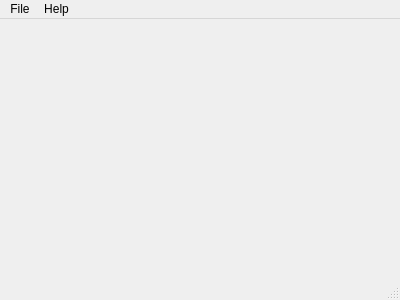
Above: wq_window.ui from vialrogo/Weight-Queue-Validator before the change. Below: the same form after it.
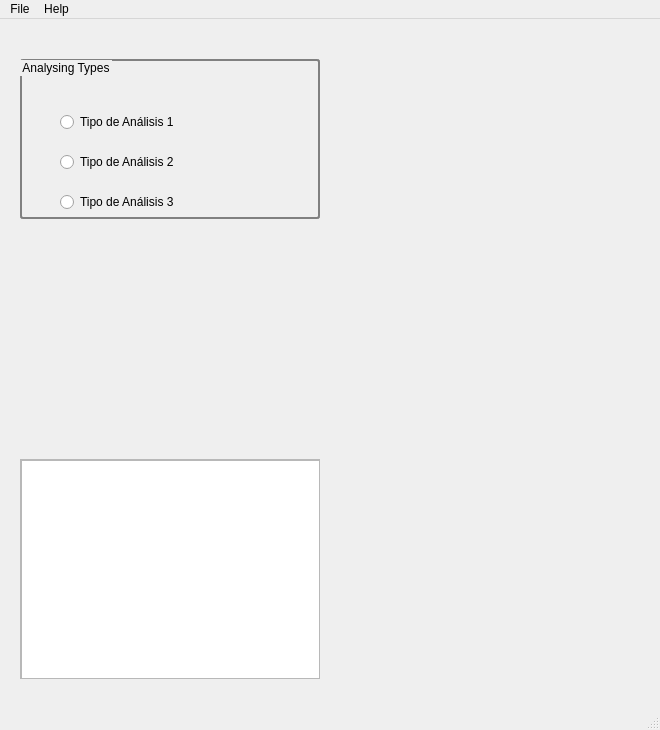
That is the form after the change.

Commit message: Interfaz parcialmente terminada

The edit to the form file:
```diff
--- a/wq_window.ui
+++ b/wq_window.ui
@@ -6,20 +6,179 @@
    <rect>
     <x>0</x>
     <y>0</y>
-    <width>400</width>
-    <height>300</height>
+    <width>660</width>
+    <height>730</height>
    </rect>
   </property>
+  <property name="minimumSize">
+   <size>
+    <width>660</width>
+    <height>730</height>
+   </size>
+  </property>
+  <property name="maximumSize">
+   <size>
+    <width>660</width>
+    <height>730</height>
+   </size>
+  </property>
   <property name="windowTitle">
    <string>WQ_Validator</string>
   </property>
-  <widget class="QWidget" name="centralWidget"/>
+  <property name="styleSheet">
+   <string notr="true">QGroupBox { 
+     border: 2px solid gray; 
+     border-radius: 3px; 
+ } 
+</string>
+  </property>
+  <widget class="QWidget" name="centralWidget">
+   <widget class="QWidget" name="widgetChart1" native="true">
+    <property name="geometry">
+     <rect>
+      <x>340</x>
+      <y>40</y>
+      <width>300</width>
+      <height>180</height>
+     </rect>
+    </property>
+   </widget>
+   <widget class="QWidget" name="widgetChart2" native="true">
+    <property name="geometry">
+     <rect>
+      <x>340</x>
+      <y>260</y>
+      <width>300</width>
+      <height>180</height>
+     </rect>
+    </property>
+   </widget>
+   <widget class="QWidget" name="widgetChart3" native="true">
+    <property name="geometry">
+     <rect>
+      <x>340</x>
+      <y>480</y>
+      <width>300</width>
+      <height>180</height>
+     </rect>
+    </property>
+   </widget>
+   <widget class="QScrollArea" name="scrollArea">
+    <property name="geometry">
+     <rect>
+      <x>20</x>
+      <y>440</y>
+      <width>300</width>
+      <height>220</height>
+     </rect>
+    </property>
+    <property name="widgetResizable">
+     <bool>true</bool>
+    </property>
+    <widget class="QWidget" name="scrollAreaWidgetContents">
+     <property name="geometry">
+      <rect>
+       <x>0</x>
+       <y>0</y>
+       <width>298</width>
+       <height>218</height>
+      </rect>
+     </property>
+     <widget class="QPlainTextEdit" name="plainTextEditConsole">
+      <property name="geometry">
+       <rect>
+        <x>0</x>
+        <y>0</y>
+        <width>300</width>
+        <height>220</height>
+       </rect>
+      </property>
+     </widget>
+    </widget>
+   </widget>
+   <widget class="QGroupBox" name="groupBox">
+    <property name="geometry">
+     <rect>
+      <x>20</x>
+      <y>40</y>
+      <width>300</width>
+      <height>160</height>
+     </rect>
+    </property>
+    <property name="sizePolicy">
+     <sizepolicy hsizetype="Preferred" vsizetype="Preferred">
+      <horstretch>0</horstretch>
+      <verstretch>0</verstretch>
+     </sizepolicy>
+    </property>
+    <property name="baseSize">
+     <size>
+      <width>0</width>
+      <height>0</height>
+     </size>
+    </property>
+    <property name="layoutDirection">
+     <enum>Qt::LeftToRight</enum>
+    </property>
+    <property name="autoFillBackground">
+     <bool>false</bool>
+    </property>
+    <property name="title">
+     <string>Analysing Types</string>
+    </property>
+    <property name="flat">
+     <bool>false</bool>
+    </property>
+    <property name="checkable">
+     <bool>false</bool>
+    </property>
+    <widget class="QRadioButton" name="radioButton">
+     <property name="geometry">
+      <rect>
+       <x>40</x>
+       <y>50</y>
+       <width>150</width>
+       <height>26</height>
+      </rect>
+     </property>
+     <property name="text">
+      <string>Tipo de Análisis 1</string>
+     </property>
+    </widget>
+    <widget class="QRadioButton" name="radioButton_2">
+     <property name="geometry">
+      <rect>
+       <x>40</x>
+       <y>90</y>
+       <width>150</width>
+       <height>26</height>
+      </rect>
+     </property>
+     <property name="text">
+      <string>Tipo de Análisis 2</string>
+     </property>
+    </widget>
+    <widget class="QRadioButton" name="radioButton_3">
+     <property name="geometry">
+      <rect>
+       <x>40</x>
+       <y>130</y>
+       <width>150</width>
+       <height>26</height>
+      </rect>
+     </property>
+     <property name="text">
+      <string>Tipo de Análisis 3</string>
+     </property>
+    </widget>
+   </widget>
+  </widget>
   <widget class="QMenuBar" name="menuBar">
    <property name="geometry">
     <rect>
      <x>0</x>
      <y>0</y>
-     <width>400</width>
+     <width>660</width>
      <height>29</height>
     </rect>
    </property>
```
The commit also changes 1 other file.
